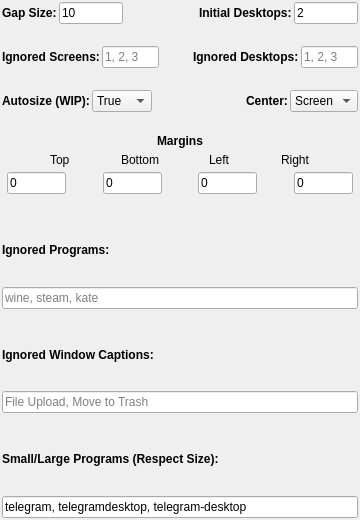
Above: contents/ui/config.ui from Jazqa/kwin-quarter-tiling before the change. Below: the same form after it.
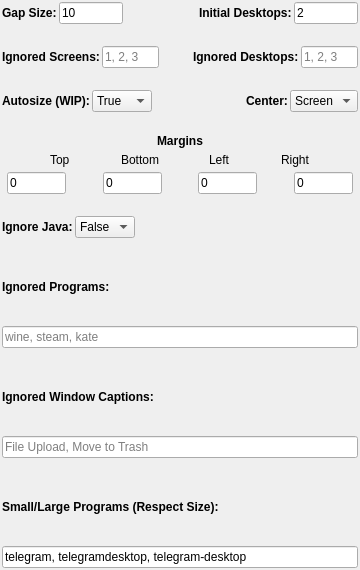
That is the form after the change.

Commit message: setting to exclude java

```diff
--- a/contents/ui/config.ui
+++ b/contents/ui/config.ui
@@ -7,7 +7,7 @@
     <x>0</x>
     <y>0</y>
     <width>360</width>
-    <height>520</height>
+    <height>570</height>
    </rect>
   </property>
   <property name="sizePolicy">
@@ -513,6 +513,63 @@
      </property>
     </spacer>
    </item>
+   <item>
+    <layout class="QHBoxLayout" name="horizontalLayout_6">
+     <property name="topMargin">
+      <number>0</number>
+     </property>
+     <item>
+      <widget class="QLabel" name="ignoreJavaLabel">
+       <property name="text">
+        <string>&lt;html&gt;&lt;head/&gt;&lt;body&gt;&lt;p&gt;&lt;span style=&quot; font-weight:600;&quot;&gt;Ignore Java:&lt;/span&gt;&lt;/p&gt;&lt;/body&gt;&lt;/html&gt;</string>
+       </property>
+      </widget>
+     </item>
+     <item>
+      <widget class="QComboBox" name="kcfg_ignoreJava">
+       <item>
+        <property name="text">
+         <string>False</string>
+        </property>
+       </item>
+       <item>
+        <property name="text">
+         <string>True</string>
+        </property>
+       </item>
+      </widget>
+     </item>
+     <item>
+      <spacer name="horizontalSpacer_2">
+       <property name="orientation">
+        <enum>Qt::Horizontal</enum>
+       </property>
+       <property name="sizeHint" stdset="0">
+        <size>
+         <width>40</width>
+         <height>20</height>
+        </size>
+       </property>
+      </spacer>
+     </item>
+    </layout>
+   </item>
+   <item>
+    <spacer name="verticalSpacer_7">
+     <property name="orientation">
+      <enum>Qt::Vertical</enum>
+     </property>
+     <property name="sizeType">
+      <enum>QSizePolicy::Fixed</enum>
+     </property>
+     <property name="sizeHint" stdset="0">
+      <size>
+       <width>20</width>
+       <height>10</height>
+      </size>
+     </property>
+    </spacer>
+   </item>
    <item>
     <widget class="QLabel" name="ignoredProgramsLabel">
      <property name="text">
```
The commit also changes 2 other files.
